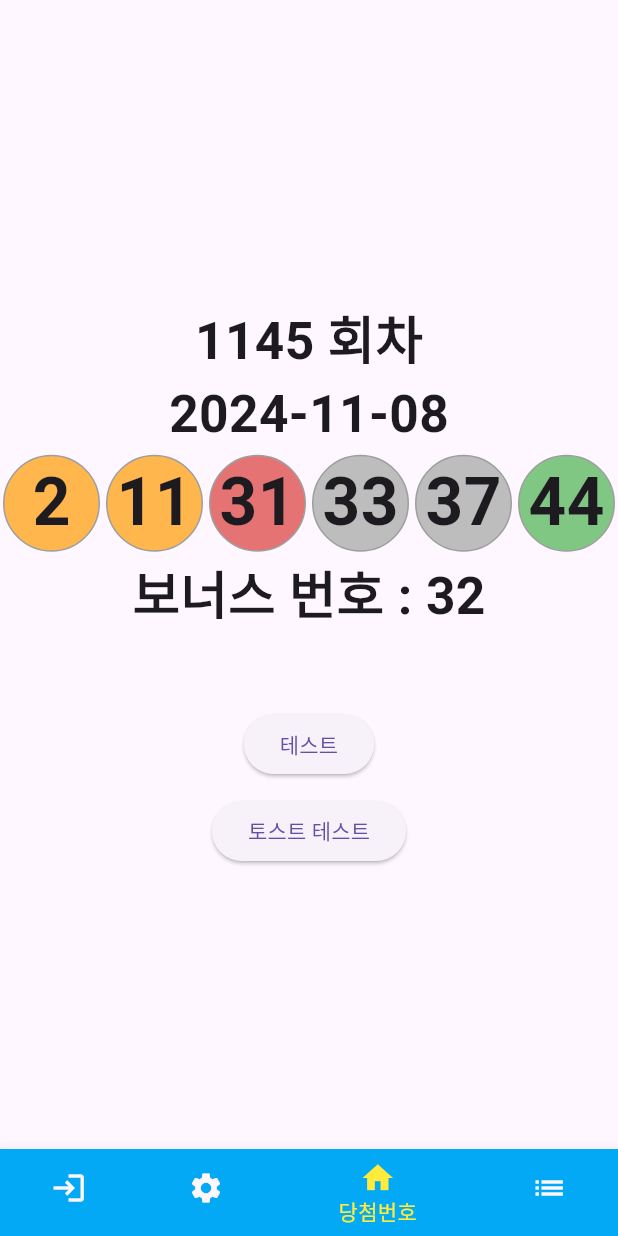
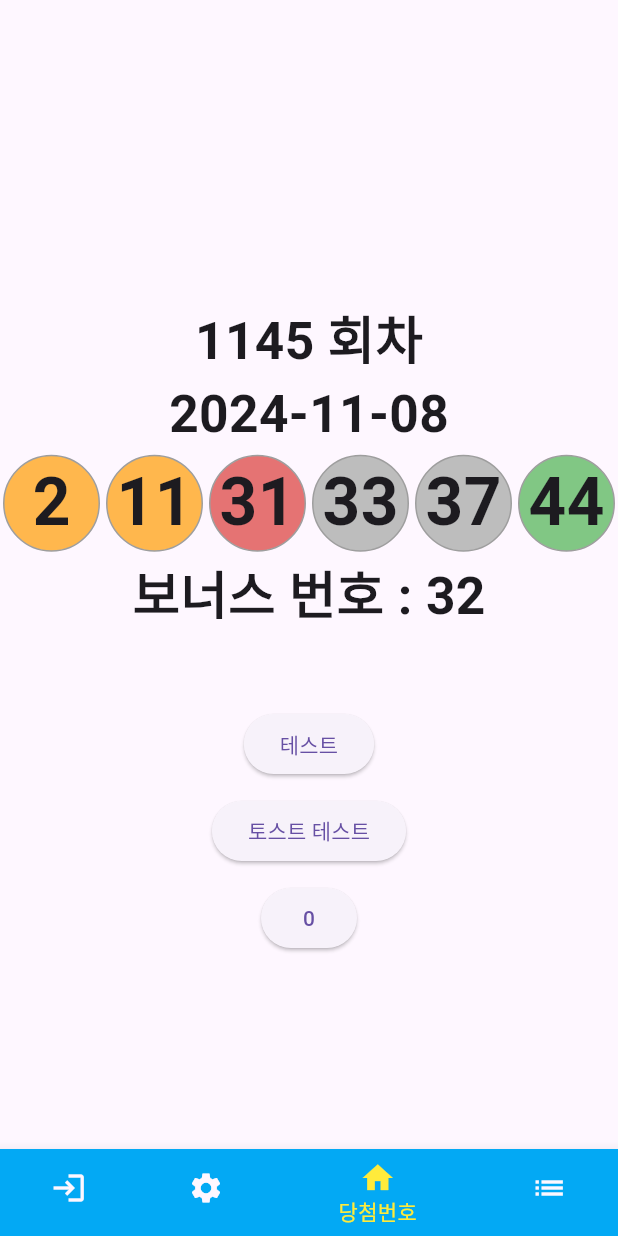
Before and after one commit to business-sixtick/flutter_lotto, a Flutter app: the screen it shows after launch, item 3 of the bottom bar chosen, after a tap on "토스트 테스트", on a phone screen of 412 x 824 dp. Run offline on Flutter 3.47's test engine with Material 3 defaults, Android fonts, the light colour scheme and no system bars; our stand-ins replace csv, firebase_auth, firebase_core, get, shared_preferences, sqflite and 1 more; missing offline and left inert: cp949_codec, flutter_toastr; accounts and stored records are empty; generated files the repository leaves out were written again.

Commit message:
로그인 페이지. 내장 상태관리 테스트

```diff
--- a/lib/control/tool.dart
+++ b/lib/control/tool.dart
@@ -31,4 +31,12 @@ class Preferences{
     await _prefs?.setString(key, value);
   }
 
+  static int? getInt(String key){
+    return _prefs?.getInt(key);
+  }
+
+  static Future<void> setInt(String key, int value) async {
+    await _prefs?.setInt(key, value);
+  }
+
 }
--- /dev/null
+++ b/lib/widget/button_increase.dart
@@ -0,0 +1,27 @@
+import 'package:flutter/material.dart';
+import '../control/tool.dart';
+
+class ButtonIncrease extends StatefulWidget{
+  final bool useSave;
+  ButtonIncrease({this.useSave = false});
+  @override
+  State<StatefulWidget> createState() => _ButtonIncreaseState();
+}
+
+class _ButtonIncreaseState extends State<ButtonIncrease>{
+
+  // _ButtonIncreaseState(this.useSave);
+  // final bool useSave;
+  int increaseState = 0;
+  @override
+  Widget build(BuildContext context) {
+    if (widget.useSave){
+      increaseState = Preferences.getInt('increaseState') ?? 0;
+    }
+    return ElevatedButton(onPressed: (){setState(() {
+      increaseState++;
+      Preferences.setInt('increaseState', increaseState);
+    });}, child: Text('$increaseState'));
+  }
+
+}
--- a/lib/widget/login_page.dart
+++ b/lib/widget/login_page.dart
@@ -1,6 +1,5 @@
 import 'package:firebase_auth/firebase_auth.dart';
 import 'package:flutter/material.dart';
-import 'package:shared_preferences/shared_preferences.dart';
 import '../control/tool.dart';
 
 class LoginPage extends StatefulWidget {
@@ -39,6 +38,9 @@ class _LoginPageState extends State<LoginPage> {
           }
           return value;
         });
+        setState(() {
+
+            });
       } on FirebaseAuthException catch (e) {
         if (e.code == 'weak-password'){
           showToast('좀 더 강력한 패스워드를 작성하세요', context);
@@ -60,12 +62,14 @@ class _LoginPageState extends State<LoginPage> {
           if (value.user!.emailVerified){
             // 이메일 인증됨
             showToast('환영합니다 ${email?.split('@')[0]}님', context);
+            setState(() {
+
+            });
           }else{
             showToast('이메일이 인증되지 않았습니다.', context);
           }
           return value;
         });
-
       } on FirebaseAuthException catch (e) {
         if (e.code == 'user-not-found'){
           showToast('사용자를 찾을 수 없습니다.', context);
@@ -82,6 +86,10 @@ class _LoginPageState extends State<LoginPage> {
     signOut() async {
       try{
         await FirebaseAuth.instance.signOut(); // void 리턴이네?
+        showToast('로그아웃', context);
+        setState(() {
+
+            });
       } catch (e) {
         debugPrint(e.toString());
       }
@@ -90,6 +98,20 @@ class _LoginPageState extends State<LoginPage> {
     }
 
     // 로그인 되어있으면 확인창으로 아니면 로그인창으로 분기 코드 TODO
+    User? user = FirebaseAuth.instance.currentUser;
+    if (user != null){  // 로그인
+      return Center( // 환영 메시지, 로그아웃 버튼
+        child: Column(
+          mainAxisAlignment: MainAxisAlignment.center,
+          children: [
+            Text('${user.email?.split("@")[0]}님 환영합니다.'),
+            ElevatedButton(onPressed: (){signOut(); }, child: const Text('로그아웃'))
+          ],
+        ),
+      );
+    }else{ // 로그오프
+
+    }
     return Center(
       child: Column(
         mainAxisAlignment: MainAxisAlignment.center,
--- a/lib/widget/win_page.dart
+++ b/lib/widget/win_page.dart
@@ -1,5 +1,6 @@
 import 'package:flutter/material.dart';
 import 'package:flutter_lotto/control/tool.dart';
+import 'package:flutter_lotto/widget/button_increase.dart';
 import 'package:flutter_lotto/widget/lotto_ball.dart';
 import 'package:shared_preferences/shared_preferences.dart';
 import '../control/lotto.dart';
@@ -63,6 +64,7 @@ class WinPage extends StatelessWidget {
         });
     }
     double textSize = MediaQuery.of(context).size.width / 12;
+    debugPrint('win_page.dart load');
     return SingleChildScrollView(
       child: Center(
         child: Column(
@@ -101,6 +103,7 @@ class WinPage extends StatelessWidget {
             ElevatedButton(onPressed: _bottomSheet, child: Text('테스트')),
             SizedBox(height: 10,),
             ElevatedButton(onPressed: ()=>showToast(prefs.getString('email') ?? '', context), child: Text('토스트 테스트')),
+            Container(margin: EdgeInsets.only(top: 10), child: ButtonIncrease(useSave: true)),
           ],
         ),
       ),
```
